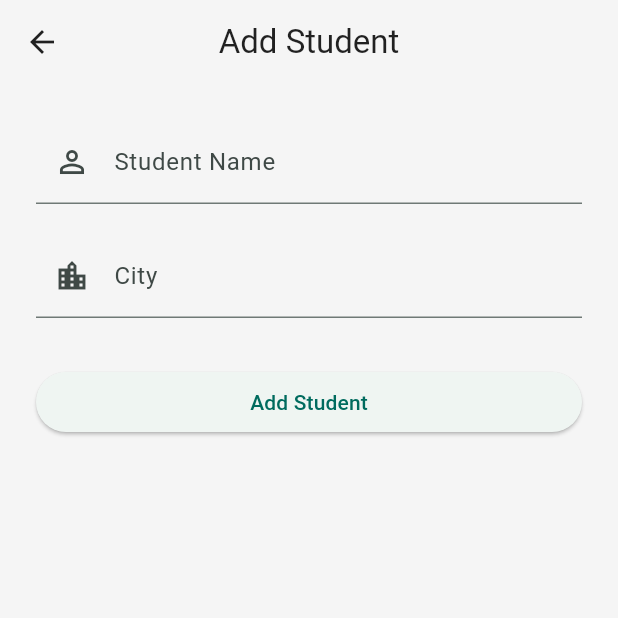
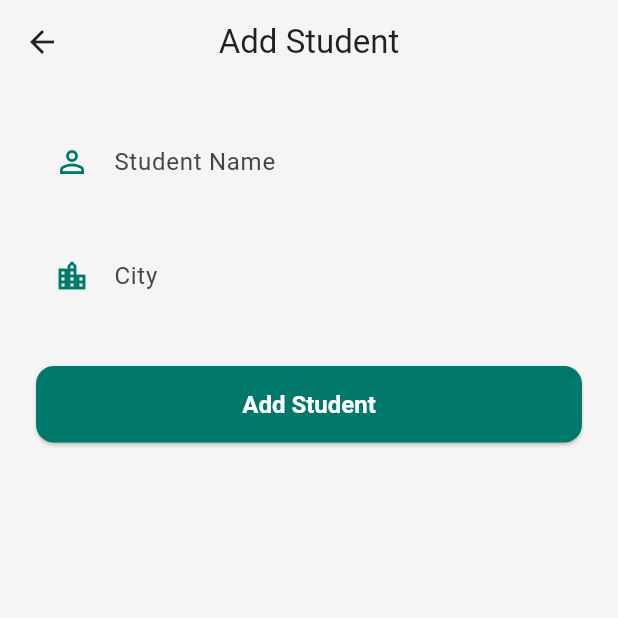
Before and after one commit to amir00462/dunijet-student-list, a Flutter app: the UserEditScreen screen opened directly, on a phone screen of 412 x 824 dp, the top half of it. Run offline on Flutter 3.47's test engine with Material 3 defaults, Android fonts, the light colour scheme and no system bars; our stand-ins replace dio; network calls fail.

Commit message:
update theme for user_edit_screen.dart

```diff
--- a/lib/constants.dart
+++ b/lib/constants.dart
@@ -28,4 +28,18 @@ ThemeData appTheme = ThemeData(
     foregroundColor: whiteColor,
     backgroundColor: primaryColor,
   ),
+  inputDecorationTheme: InputDecorationTheme(
+    fillColor: whiteColor,
+    border: OutlineInputBorder(borderRadius: BorderRadius.circular(12), borderSide: BorderSide.none),
+    prefixIconColor: primaryColor,
+  ),
+  elevatedButtonTheme: ElevatedButtonThemeData(
+    style: ElevatedButton.styleFrom(
+      backgroundColor: primaryColor,
+      foregroundColor: whiteColor,
+      padding: const EdgeInsets.symmetric(vertical: 16),
+      shape: RoundedRectangleBorder(borderRadius: BorderRadius.circular(12)),
+      textStyle: const TextStyle(fontSize: 16, fontWeight: FontWeight.bold),
+    ),
+  ),
 );
--- a/lib/screens/user_edit_screen.dart
+++ b/lib/screens/user_edit_screen.dart
@@ -17,6 +17,16 @@ class _UserEditScreenState extends State<UserEditScreen> {
   bool isLoading = false;
 
   saveUser() {}
+
+  @override
+  void initState() {
+    super.initState();
+
+    if (widget.user != null) {
+      nameController.text = widget.user!.name;
+      cityController.text = widget.user!.city;
+    }
+  }
 
   @override
   Widget build(BuildContext context) {
```
